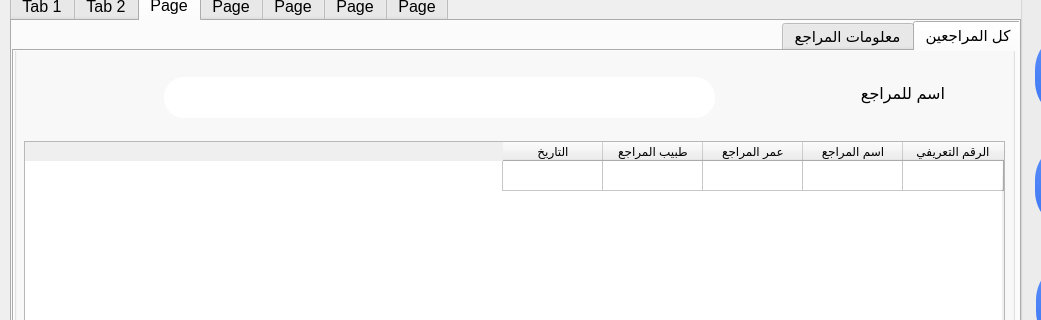
ameer810/analyst-pyqt5-project, file a tahlel project 2/design.ui: the form before one commit; both pictures show x 0 to 1041 and y 0 to 320 of the 1246 by 745 pixel window.
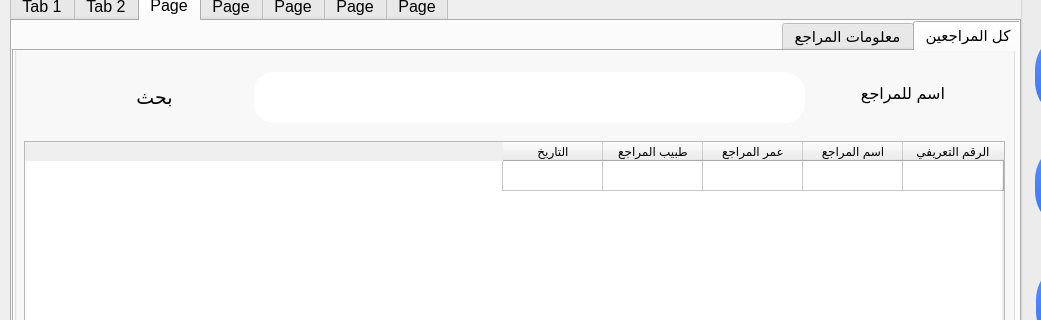
The form after the commit. The open tabs and pages were chosen to show the change. Icons and pictures are not drawn.

Patch:
```diff
--- a/a tahlel project 2/design.ui
+++ b/a tahlel project 2/design.ui
@@ -2872,10 +2872,10 @@
         <widget class="QLineEdit" name="lineEdit_27">
          <property name="geometry">
           <rect>
-           <x>150</x>
-           <y>36</y>
+           <x>240</x>
+           <y>31</y>
            <width>551</width>
-           <height>41</height>
+           <height>51</height>
           </rect>
          </property>
          <property name="font">
@@ -2896,9 +2896,9 @@
          </property>
          <property name="geometry">
           <rect>
-           <x>750</x>
+           <x>820</x>
            <y>27</y>
-           <width>181</width>
+           <width>111</width>
            <height>51</height>
           </rect>
          </property>
@@ -2914,6 +2914,41 @@
           <string>اسم للمراجع</string>
          </property>
         </widget>
+        <widget class="QPushButton" name="pushButton_54">
+         <property name="geometry">
+          <rect>
+           <x>50</x>
+           <y>26</y>
+           <width>181</width>
+           <height>61</height>
+          </rect>
+         </property>
+         <property name="font">
+          <font>
+           <family>Segoe UI</family>
+           <pointsize>14</pointsize>
+          </font>
+         </property>
+         <property name="layoutDirection">
+          <enum>Qt::LeftToRight</enum>
+         </property>
+         <property name="styleSheet">
+          <string notr="true">border-radius:26px;</string>
+         </property>
+         <property name="text">
+          <string>بحث</string>
+         </property>
+         <property name="icon">
+          <iconset resource="icons.qrc">
+           <normaloff>:/icons8-search-512.png</normaloff>:/icons8-search-512.png</iconset>
+         </property>
+         <property name="iconSize">
+          <size>
+           <width>40</width>
+           <height>40</height>
+          </size>
+         </property>
+        </widget>
        </widget>
       </widget>
       <widget class="QWidget" name="tab_18">
```
Left out of the diff: 21 changed lines with no effect on the pictures.
